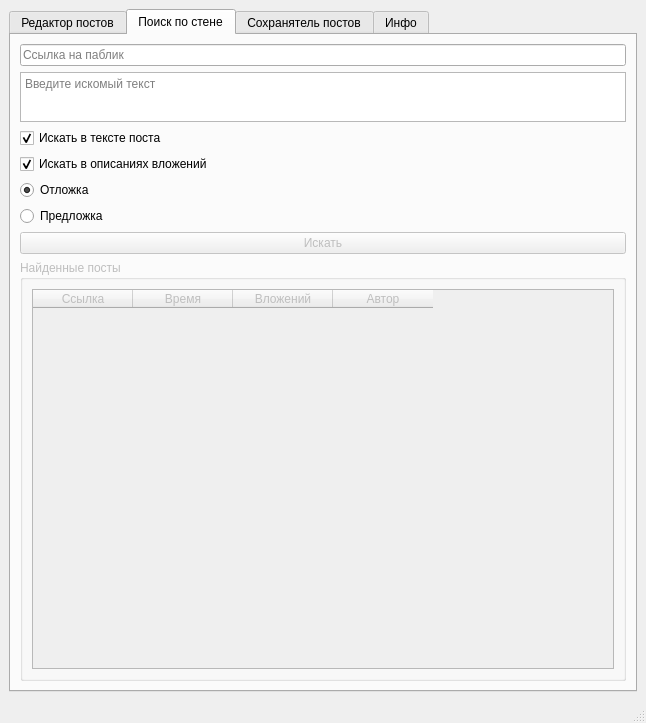
This is design.ui in Atronar/VKStuff as Qt 5 draws it before an edit. The edited form follows.
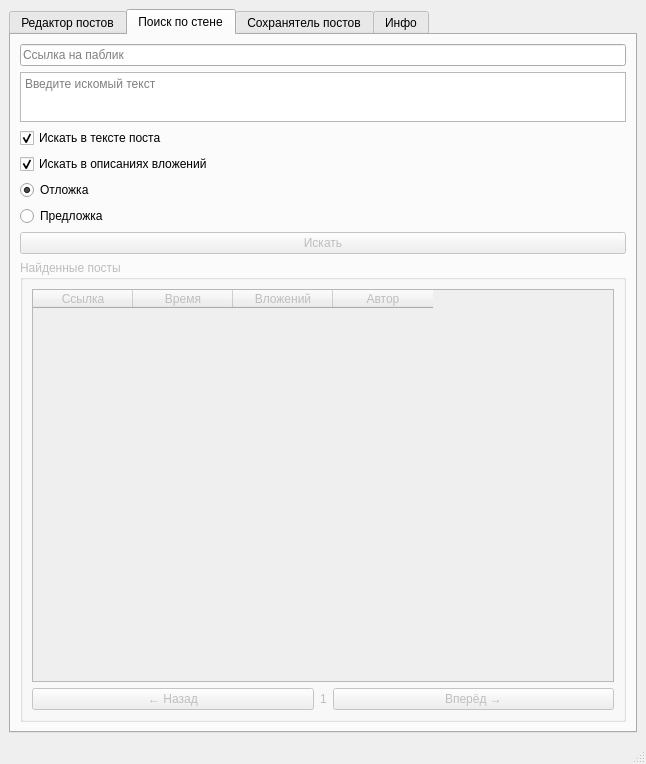
This is the edited form. The open tabs and pages were chosen to show the change.

Commit message: Получение результатов дальше сотого и переход по страницам

Patch:
```diff
--- a/design.ui
+++ b/design.ui
@@ -7,7 +7,7 @@
     <x>0</x>
     <y>0</y>
     <width>646</width>
-    <height>723</height>
+    <height>764</height>
    </rect>
   </property>
   <property name="windowTitle">
@@ -491,6 +491,52 @@
              </column>
             </widget>
            </item>
+           <item>
+            <layout class="QHBoxLayout" name="vkspp_page_horizontalLayout">
+             <item>
+              <widget class="QPushButton" name="vkspp_backward_pushButton">
+               <property name="sizePolicy">
+                <sizepolicy hsizetype="Expanding" vsizetype="Fixed">
+                 <horstretch>0</horstretch>
+                 <verstretch>0</verstretch>
+                </sizepolicy>
+               </property>
+               <property name="text">
+                <string>← Назад</string>
+               </property>
+              </widget>
+             </item>
+             <item>
+              <widget class="QLabel" name="vkspp_page_label">
+               <property name="sizePolicy">
+                <sizepolicy hsizetype="Preferred" vsizetype="Preferred">
+                 <horstretch>0</horstretch>
+                 <verstretch>0</verstretch>
+                </sizepolicy>
+               </property>
+               <property name="text">
+                <string>1</string>
+               </property>
+               <property name="alignment">
+                <set>Qt::AlignCenter</set>
+               </property>
+              </widget>
+             </item>
+             <item>
+              <widget class="QPushButton" name="vkspp_forward_pushButton">
+               <property name="sizePolicy">
+                <sizepolicy hsizetype="Expanding" vsizetype="Fixed">
+                 <horstretch>0</horstretch>
+                 <verstretch>0</verstretch>
+                </sizepolicy>
+               </property>
+               <property name="text">
+                <string>Вперёд →</string>
+               </property>
+              </widget>
+             </item>
+            </layout>
+           </item>
           </layout>
          </widget>
         </item>
```
The commit also changes 2 other files.
